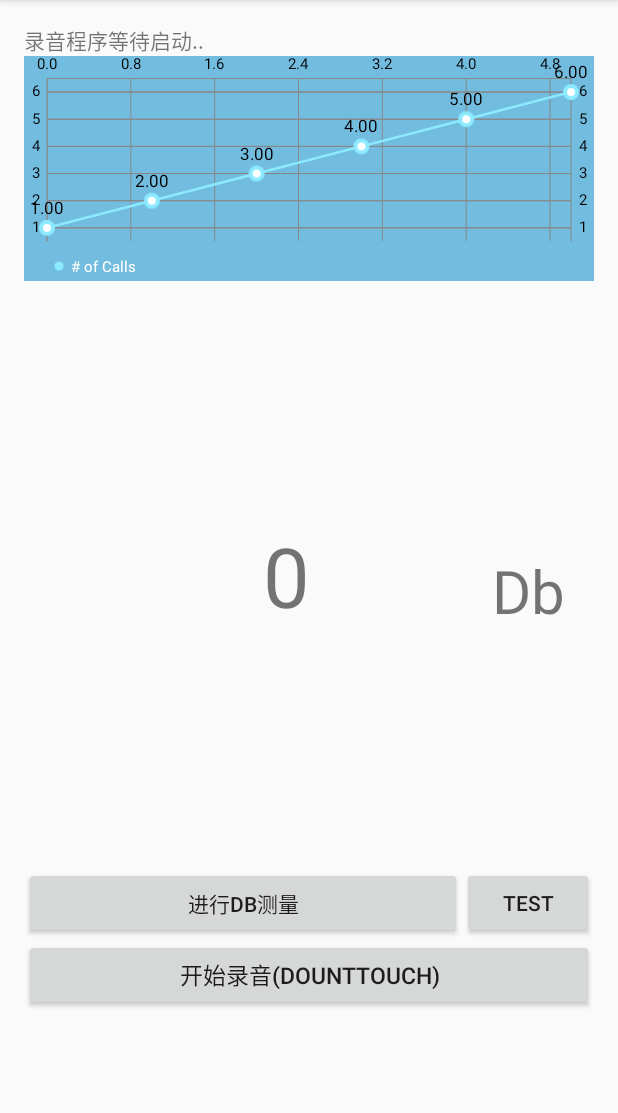
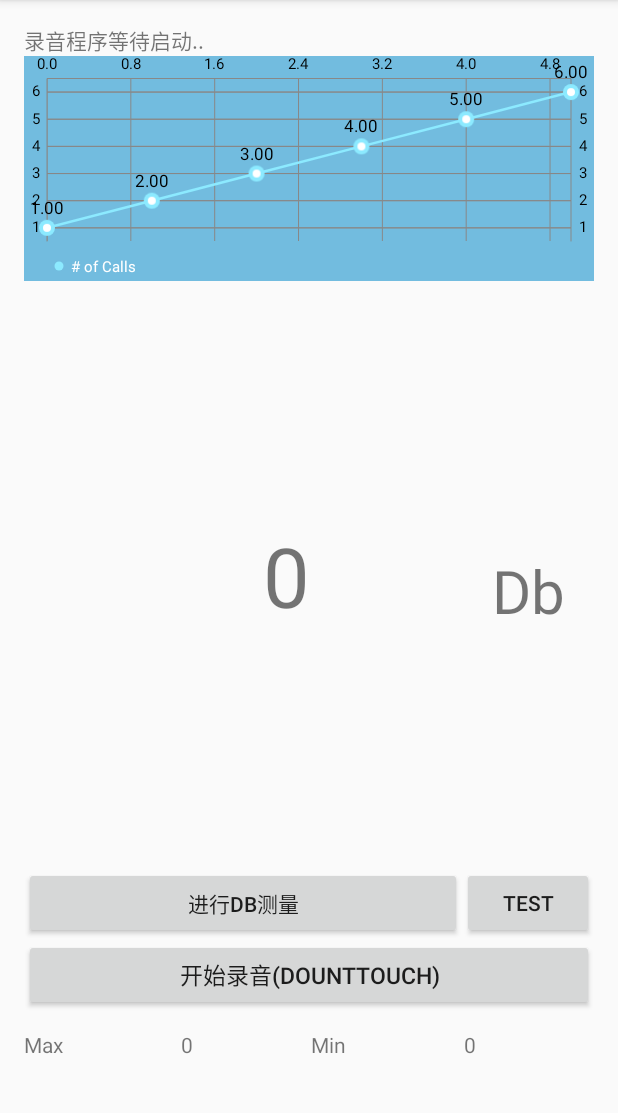
Before and after one commit to arenascats/SoundPrint, an Android app: the screen it shows after launch (MainActivity), on a phone screen of 412 x 824 dp, the part 84-1197 px from its top. Run offline under Robolectric (Android 15) with nearby library versions, the phone set to English and light mode, and no system bars.

```diff
--- a/app/src/main/java/com/sinzo/soundprint/FileUtil.java
+++ b/app/src/main/java/com/sinzo/soundprint/FileUtil.java
@@ -131,6 +131,7 @@ public class FileUtil {
                     double mean = v / (double) r;
                     double volume = 10 * Math.log10(mean);
                     Log.d(TAG, "分贝值:" + volume);
+                    if(volume > 10)
                     curDb = (int)volume;//转换为float防止输出过多
                     // 大概一秒十次
                     synchronized (mLock) {
--- a/app/src/main/java/com/sinzo/soundprint/MainActivity.java
+++ b/app/src/main/java/com/sinzo/soundprint/MainActivity.java
@@ -32,8 +32,9 @@ public class MainActivity extends AppCompatActivity {
 
 
     private MediaRecorder mRecorder = new MediaRecorder();
-    int recFlag = 0;
-    int startFlag = 0;
+    int recFlag = 0;//录音标志
+    int startFlag = 0;//测量开始标志
+    int Maxpoint = 100;//每页的最大显示点
     String filename ;
     static final int SAMPLE_RATE_IN_HZ = 8000;
     static final int BUFFER_SIZE = AudioRecord.getMinBufferSize(SAMPLE_RATE_IN_HZ,
@@ -119,10 +120,12 @@ public class MainActivity extends AppCompatActivity {
       DbMeasure.setOnClickListener(new View.OnClickListener() {
           @Override
           public void onClick(View v){
+              TextView Infomation = (TextView)findViewById(R.id.lbInfor);
                    if(startFlag ==0)
                     {
                     ft.getNoiseLevel();
                     DbMeasure.setText("正在测量环境噪音");
+                    Infomation.setText("当前显示为每页"+Maxpoint+"点,"+"采样速率为"+1000/ft.TimeperS+"次每秒");
                     refreshT.start();//图表绘制线程
                     startFlag = 1;
                 }
@@ -234,6 +237,7 @@ public class MainActivity extends AppCompatActivity {
         lineChart.setVisibleXRangeMaximum(100);//最大显示数量
         lineChart.moveViewToX(data.getEntryCount() - 5);
     }
+
     private  void addEntryme(LineChart lineChart,float y)
     {
         Entry entry = new Entry(cout,y);
@@ -242,7 +246,11 @@ public class MainActivity extends AppCompatActivity {
         LineDataSet set = (LineDataSet) data.getDataSetByIndex(0);
         data.addEntry(entry,0);
         lineChart.notifyDataSetChanged();
-        lineChart.setVisibleXRangeMaximum(100);
-        lineChart.moveViewToX(data.getEntryCount() - 5);
+        lineChart.setVisibleXRangeMaximum(Maxpoint);
+        lineChart.moveViewToX(data.getEntryCount() - Maxpoint);
+    }
+    private void setMaxpoint(int num)
+    {
+        Maxpoint  = num;
     }
 }
--- a/app/src/main/res/layout/activity_main.xml
+++ b/app/src/main/res/layout/activity_main.xml
@@ -82,4 +82,41 @@
         android:layout_toLeftOf="@+id/btTest"
         android:layout_toStartOf="@+id/btTest" />
 
+    <LinearLayout
+        android:orientation="horizontal"
+        android:layout_width="match_parent"
+        android:layout_height="65dip"
+        android:layout_alignParentBottom="true"
+        android:layout_alignParentLeft="true"
+        android:layout_alignParentStart="true">
+
+        <TextView
+            android:text="Max"
+            android:layout_width="wrap_content"
+            android:layout_height="wrap_content"
+            android:id="@+id/textView2"
+            android:layout_weight="1" />
+
+        <TextView
+            android:text="0"
+            android:layout_width="wrap_content"
+            android:layout_height="wrap_content"
+            android:id="@+id/textView3"
+            android:layout_weight="1" />
+
+        <TextView
+            android:text="Min"
+            android:layout_width="wrap_content"
+            android:layout_height="wrap_content"
+            android:id="@+id/textView4"
+            android:layout_weight="1" />
+
+        <TextView
+            android:text="0"
+            android:layout_width="wrap_content"
+            android:layout_height="wrap_content"
+            android:id="@+id/textView5"
+            android:layout_weight="1" />
+    </LinearLayout>
+
 </RelativeLayout>
```
Also changed, not shown: app/src/main/ic_launcher-web.png (added), app/src/main/res/mipmap-hdpi/ic_launcher.png, app/src/main/res/mipmap-mdpi/ic_launcher.png, app/src/main/res/mipmap-xhdpi/ic_launcher.png, app/src/main/res/mipmap-xxhdpi/ic_launcher.png, app/src/main/res/mipmap-xxxhdpi/ic_launcher.png, 1 other file.
